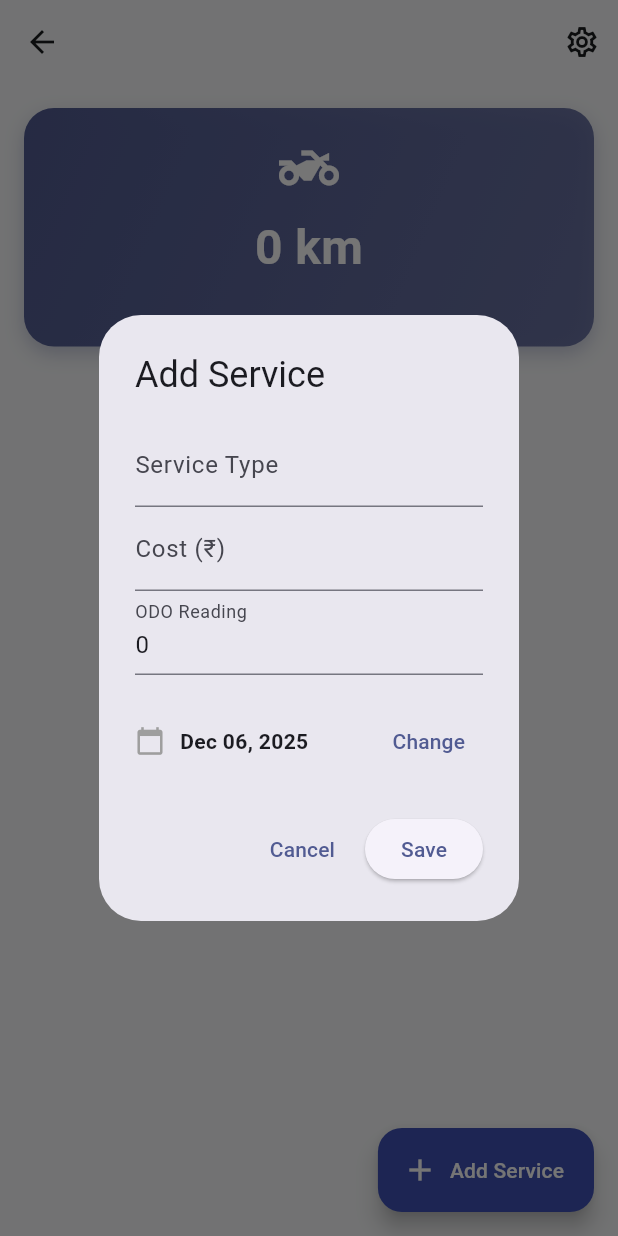
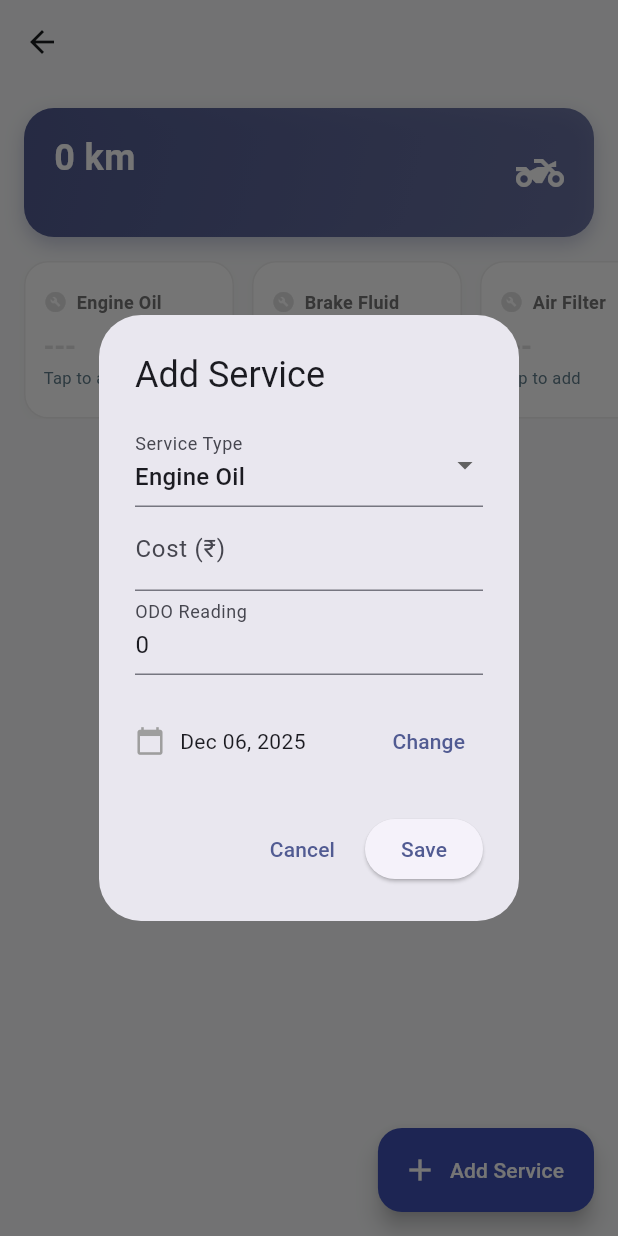
Before and after one commit to sachinsyam/vehicle_tracker, a Flutter app: the VehicleDetailsScreen screen opened directly with empty values, after a tap on "Add Service", on a phone screen of 412 x 824 dp. Run offline on Flutter 3.47's test engine with Material 3 defaults, Android fonts, the light colour scheme and no system bars; our stand-ins replace flutter_riverpod, google_fonts, sembast.

Commit message:
odo fixed

```diff
--- a/lib/data/database.dart
+++ b/lib/data/database.dart
@@ -76,5 +76,11 @@ class AppDatabase {
     await _serviceStore.delete(db, finder: finder);
   }
 
+// Updates an existing vehicle (matches by ID)
+  Future<void> updateVehicle(Vehicle vehicle) async {
+    final db = await database;
+    final finder = Finder(filter: Filter.byKey(vehicle.id));
+    await _vehicleStore.update(db, vehicle.toMap(), finder: finder);
+  }
 
 }
--- a/lib/screens/vehicle_details_screen.dart
+++ b/lib/screens/vehicle_details_screen.dart
@@ -4,6 +4,16 @@ import 'package:intl/intl.dart';
 import '../providers.dart';
 import '../data/database.dart';
 import '../data/models.dart';
+
+// --- CONSTANTS ---
+const List<String> kTrackedServices = [
+  'Engine Oil',
+  'Brake Fluid',
+  'Air Filter',
+  'Spark Plug',
+  'Fuel Cleaner',
+  'Other'
+];
 
 class VehicleDetailsScreen extends ConsumerWidget {
   final Vehicle vehicle;
@@ -18,20 +28,31 @@ class VehicleDetailsScreen extends ConsumerWidget {
       backgroundColor: Theme.of(context).colorScheme.surface,
       appBar: AppBar(
         title: Text(vehicle.name),
-        actions: [
-          IconButton(onPressed: () {}, icon: const Icon(Icons.settings_outlined))
-        ],
       ),
       body: Column(
         children: [
+          // 1. The Header (Blue Gradient)
           _buildHeader(context),
+
+          // 2. The Compact Maintenance Dashboard (Horizontal Scroll)
+          recordsAsync.when(
+            data: (records) => _MaintenanceDashboard(
+              vehicleOdo: vehicle.currentOdo,
+              records: records,
+            ),
+            loading: () => const SizedBox(),
+            error: (_, __) => const SizedBox(),
+          ),
+
           const SizedBox(height: 10),
+
+          // 3. The Timeline List (UNCHANGED)
           Expanded(
             child: recordsAsync.when(
               data: (records) {
                 if (records.isEmpty) return _buildEmptyLog();
                 return ListView.builder(
-                  padding: const EdgeInsets.symmetric(horizontal: 20, vertical: 10),
+                  padding: const EdgeInsets.fromLTRB(20, 0, 20, 20),
                   itemCount: records.length,
                   itemBuilder: (context, index) {
                     final isLast = index == records.length - 1;
@@ -63,7 +84,7 @@ class VehicleDetailsScreen extends ConsumerWidget {
     return Container(
       width: double.infinity,
       margin: const EdgeInsets.all(16),
-      padding: const EdgeInsets.all(20),
+      padding: const EdgeInsets.symmetric(horizontal: 20, vertical: 16),
       decoration: BoxDecoration(
         gradient: LinearGradient(
           colors: [
@@ -82,18 +103,23 @@ class VehicleDetailsScreen extends ConsumerWidget {
           ),
         ],
       ),
-      child: Column(
+      child: Row(
+        mainAxisAlignment: MainAxisAlignment.spaceBetween,
         children: [
-          const Icon(Icons.two_wheeler, size: 40, color: Colors.white),
-          const SizedBox(height: 10),
+          Column(
+            crossAxisAlignment: CrossAxisAlignment.start,
+            children: [
               Text(
                 '${vehicle.currentOdo} km',
-            style: const TextStyle(fontSize: 32, fontWeight: FontWeight.bold, color: Colors.white),
+                style: const TextStyle(fontSize: 24, fontWeight: FontWeight.bold, color: Colors.white),
               ),
               Text(
                 '${vehicle.make} ${vehicle.model}',
-            style: TextStyle(color: Colors.white.withOpacity(0.9), fontSize: 16),
+                style: TextStyle(color: Colors.white.withOpacity(0.9), fontSize: 14),
               ),
+            ],
+          ),
+          const Icon(Icons.two_wheeler, size: 32, color: Colors.white),
         ],
       ),
     );
@@ -112,9 +138,6 @@ class VehicleDetailsScreen extends ConsumerWidget {
     );
   }
 
-  // --- KEEP YOUR EXISTING DIALOG FUNCTIONS ---
-  // Paste _confirmDelete and _showServiceDialog from the previous step here.
-  // I am omitting them to save space, but they are exactly the same as before.
   void _confirmDelete(BuildContext context, WidgetRef ref, int recordId) {
     showDialog(
       context: context,
@@ -137,31 +160,59 @@ class VehicleDetailsScreen extends ConsumerWidget {
     );
   }
 
-  // Combined Dialog for Add AND Edit
   void _showServiceDialog(BuildContext context, WidgetRef ref, {ServiceRecord? recordToEdit}) {
     final isEdit = recordToEdit != null;
 
-    // Pre-fill controllers if editing
-    final typeController = TextEditingController(text: isEdit ? recordToEdit.serviceType : '');
+    String initialType = kTrackedServices[0];
+    if (isEdit) {
+      if (kTrackedServices.contains(recordToEdit.serviceType)) {
+        initialType = recordToEdit.serviceType;
+      } else {
+        initialType = 'Other';
+      }
+    }
+
+    final customTypeController = TextEditingController(text: isEdit ? recordToEdit.serviceType : '');
     final costController = TextEditingController(text: isEdit ? recordToEdit.cost.toString() : '');
     final odoController = TextEditingController(text: isEdit ? recordToEdit.odoReading.toString() : vehicle.currentOdo.toString());
 
     DateTime selectedDate = isEdit ? recordToEdit.date : DateTime.now();
+    String selectedDropdown = initialType;
 
     showDialog(
       context: context,
       builder: (context) {
         return StatefulBuilder(
           builder: (context, setState) {
+            final isOther = selectedDropdown == 'Other';
             return AlertDialog(
               title: Text(isEdit ? 'Edit Service' : 'Add Service'),
               content: SingleChildScrollView(
                 child: Column(
                   mainAxisSize: MainAxisSize.min,
                   children: [
-                    TextField(
-                      controller: typeController,
+                    DropdownButtonFormField<String>(
+                      value: selectedDropdown,
                       decoration: const InputDecoration(labelText: 'Service Type'),
+                      items: kTrackedServices.map((String type) {
+                        return DropdownMenuItem<String>(
+                          value: type,
+                          child: Text(type),
+                        );
+                      }).toList(),
+                      onChanged: (String? newValue) {
+                        setState(() {
+                          selectedDropdown = newValue!;
+                        });
+                      },
+                    ),
+                    if (isOther)
+                      Padding(
+                        padding: const EdgeInsets.only(top: 10),
+                        child: TextField(
+                          controller: customTypeController,
+                          decoration: const InputDecoration(labelText: 'Custom Service Name'),
+                        ),
                       ),
                     TextField(
                       controller: costController,
@@ -178,10 +229,7 @@ class VehicleDetailsScreen extends ConsumerWidget {
                       children: [
                         const Icon(Icons.calendar_today, size: 20, color: Colors.grey),
                         const SizedBox(width: 10),
-                        Text(
-                          DateFormat('MMM dd, yyyy').format(selectedDate),
-                          style: const TextStyle(fontWeight: FontWeight.bold),
-                        ),
+                        Text(DateFormat('MMM dd, yyyy').format(selectedDate)),
                         const Spacer(),
                         TextButton(
                           onPressed: () async {
@@ -192,9 +240,7 @@ class VehicleDetailsScreen extends ConsumerWidget {
                               lastDate: DateTime.now(),
                             );
                             if (picked != null && picked != selectedDate) {
-                              setState(() {
-                                selectedDate = picked;
-                              });
+                              setState(() => selectedDate = picked);
                             }
                           },
                           child: const Text('Change'),
@@ -208,31 +254,52 @@ class VehicleDetailsScreen extends ConsumerWidget {
                 TextButton(onPressed: () => Navigator.pop(context), child: const Text('Cancel')),
                 ElevatedButton(
   onPressed: () async {
+    // 1. Get Inputs
+    String finalType = selectedDropdown;
+    if (selectedDropdown == 'Other') {
+      finalType = customTypeController.text.trim();
+      if (finalType.isEmpty) finalType = 'General Service';
+    }
+
+    final double cost = double.tryParse(costController.text) ?? 0.0;
+    final int newOdo = int.tryParse(odoController.text) ?? 0;
+
     final db = ref.read(databaseProvider);
 
-                    if (isEdit) {
-                      // Update existing record
-                      final updatedRecord = ServiceRecord(
-                        id: recordToEdit.id, // KEEP THE SAME ID
+    // 2. Save Service Record
+    final record = ServiceRecord(
+      id: isEdit ? recordToEdit.id : null,
       vehicleId: vehicle.id!,
       date: selectedDate,
-                        serviceType: typeController.text,
-                        cost: double.tryParse(costController.text) ?? 0.0,
-                        odoReading: int.tryParse(odoController.text) ?? 0,
+      serviceType: finalType,
+      cost: cost,
+      odoReading: newOdo,
     );
-                      await db.updateServiceRecord(updatedRecord);
+
+    if (isEdit) {
+      await db.updateServiceRecord(record);
     } else {
-                      // Insert new record
-                      final newRecord = ServiceRecord(
-                        vehicleId: vehicle.id!,
-                        date: selectedDate,
-                        serviceType: typeController.text,
-                        cost: double.tryParse(costController.text) ?? 0.0,
-                        odoReading: int.tryParse(odoController.text) ?? 0,
-                      );
-                      await db.insertServiceRecord(newRecord);
+      await db.insertServiceRecord(record);
     }
 
+    // 3. AUTO-UPDATE VEHICLE ODO (The Logic You Wanted)
+    if (newOdo > vehicle.currentOdo) {
+      final updatedVehicle = Vehicle(
+        id: vehicle.id, // IMPORTANT: Use the SAME ID
+        name: vehicle.name,
+        make: vehicle.make,
+        model: vehicle.model,
+        currentOdo: newOdo, // Update to the new higher ODO
+      );
+
+      // Update the DB entry so it persists permanently
+      await db.updateVehicle(updatedVehicle);
+
+      // Refresh the Home Screen list so it shows the new ODO there too
+      ref.refresh(vehicleListProvider);
+    }
+
+    // 4. Refresh List & Close
     ref.refresh(serviceRecordsProvider(vehicle.id!));
     if (context.mounted) Navigator.pop(context);
   },
@@ -247,7 +314,110 @@ class VehicleDetailsScreen extends ConsumerWidget {
   }
 }
 
-// --- VISUAL COMPONENT: TIMELINE ITEM ---
+// --- SIMPLIFIED DASHBOARD (Shows Last Service ODO) ---
+class _MaintenanceDashboard extends StatelessWidget {
+  final int vehicleOdo;
+  final List<ServiceRecord> records;
+
+  const _MaintenanceDashboard({required this.vehicleOdo, required this.records});
+
+  @override
+  Widget build(BuildContext context) {
+    // Only show tracked items (exclude 'Other')
+    final trackedItems = kTrackedServices.where((e) => e != 'Other').toList();
+
+    return Container(
+      height: 105,
+      margin: const EdgeInsets.only(bottom: 10),
+      child: ListView.separated(
+        padding: const EdgeInsets.symmetric(horizontal: 16),
+        scrollDirection: Axis.horizontal,
+        itemCount: trackedItems.length,
+        separatorBuilder: (c, i) => const SizedBox(width: 12),
+        itemBuilder: (context, index) {
+          return _buildStatusCard(context, trackedItems[index]);
+        },
+      ),
+    );
+  }
+
+  Widget _buildStatusCard(BuildContext context, String type) {
+    final relevantRecords = records.where((r) => r.serviceType == type).toList();
+
+    String mainValue = '---'; // Default if empty
+    String subValue = 'Tap to add';
+    bool hasData = false;
+
+    if (relevantRecords.isNotEmpty) {
+      hasData = true;
+      // Sort by date to find the latest
+      relevantRecords.sort((a, b) => b.date.compareTo(a.date));
+      final lastRecord = relevantRecords.first;
+
+      // --- LOGIC: Just show the ODO reading of the record ---
+      mainValue = '${lastRecord.odoReading} km';
+
+      // --- LOGIC: Show the Date ---
+      subValue = DateFormat('MMM dd, yyyy').format(lastRecord.date);
+    }
+
+    return Container(
+      width: 140,
+      padding: const EdgeInsets.all(12),
+      decoration: BoxDecoration(
+        color: Colors.white,
+        borderRadius: BorderRadius.circular(16),
+        border: Border.all(color: Colors.grey.shade200),
+        boxShadow: [
+          BoxShadow(color: Colors.grey.shade100, blurRadius: 4, offset: const Offset(0, 2)),
+        ],
+      ),
+      child: Column(
+        crossAxisAlignment: CrossAxisAlignment.start,
+        mainAxisAlignment: MainAxisAlignment.center,
+        children: [
+          // Title
+          Row(
+            children: [
+              Icon(Icons.build_circle, size: 16, color: hasData ? Theme.of(context).colorScheme.primary : Colors.grey.shade300),
+              const SizedBox(width: 6),
+              Expanded(
+                child: Text(
+                  type,
+                  style: TextStyle(
+                    fontSize: 12,
+                    color: Colors.grey.shade600,
+                    fontWeight: FontWeight.bold
+                  ),
+                  maxLines: 1,
+                  overflow: TextOverflow.ellipsis,
+                ),
+              ),
+            ],
+          ),
+          const SizedBox(height: 8),
+
+          // The ODO Reading (Big Bold Text)
+          Text(
+            mainValue,
+            style: TextStyle(
+              fontSize: 18,
+              fontWeight: FontWeight.bold,
+              color: hasData ? Colors.black87 : Colors.grey.shade300
+            ),
+          ),
+
+          // The Date (Small Grey Text)
+          Text(
+            subValue,
+            style: const TextStyle(fontSize: 11, color: Colors.blueGrey)
+          ),
+        ],
+      ),
+    );
+  }
+}
+// --- TIMELINE ITEM (The visual style you liked) ---
 class _TimelineItem extends StatelessWidget {
   final ServiceRecord record;
   final bool isLast;
@@ -269,7 +439,6 @@ class _TimelineItem extends StatelessWidget {
       child: Row(
         crossAxisAlignment: CrossAxisAlignment.start,
         children: [
-          // 1. The Timeline Line
           Column(
             children: [
               Container(
@@ -290,15 +459,12 @@ class _TimelineItem extends StatelessWidget {
             ],
           ),
           const SizedBox(width: 20),
-
-          // 2. The Content Card
           Expanded(
             child: Padding(
               padding: const EdgeInsets.only(bottom: 24),
               child: Column(
                 crossAxisAlignment: CrossAxisAlignment.start,
                 children: [
-                  // Date
                   Text(
                     DateFormat('MMM dd, yyyy').format(record.date),
                     style: TextStyle(
@@ -308,7 +474,6 @@ class _TimelineItem extends StatelessWidget {
                     ),
                   ),
                   const SizedBox(height: 4),
-                  // Card
                   Container(
                     decoration: BoxDecoration(
                       color: Colors.white,
```
Lines whose indentation alone changed are shown as unchanged.
